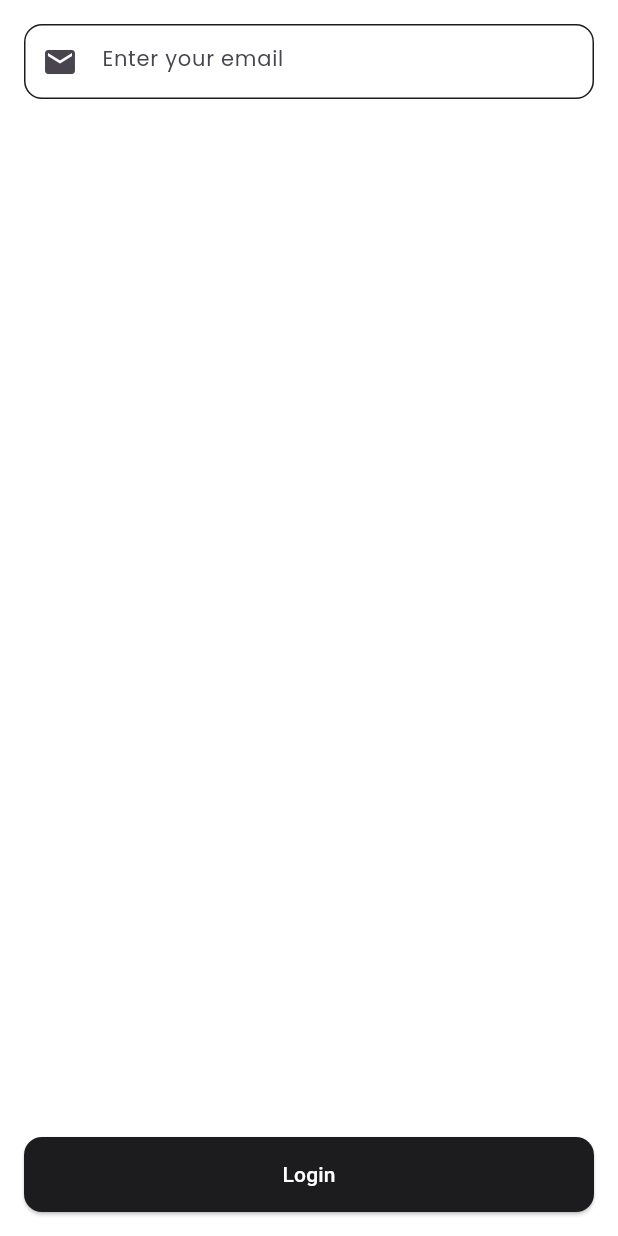
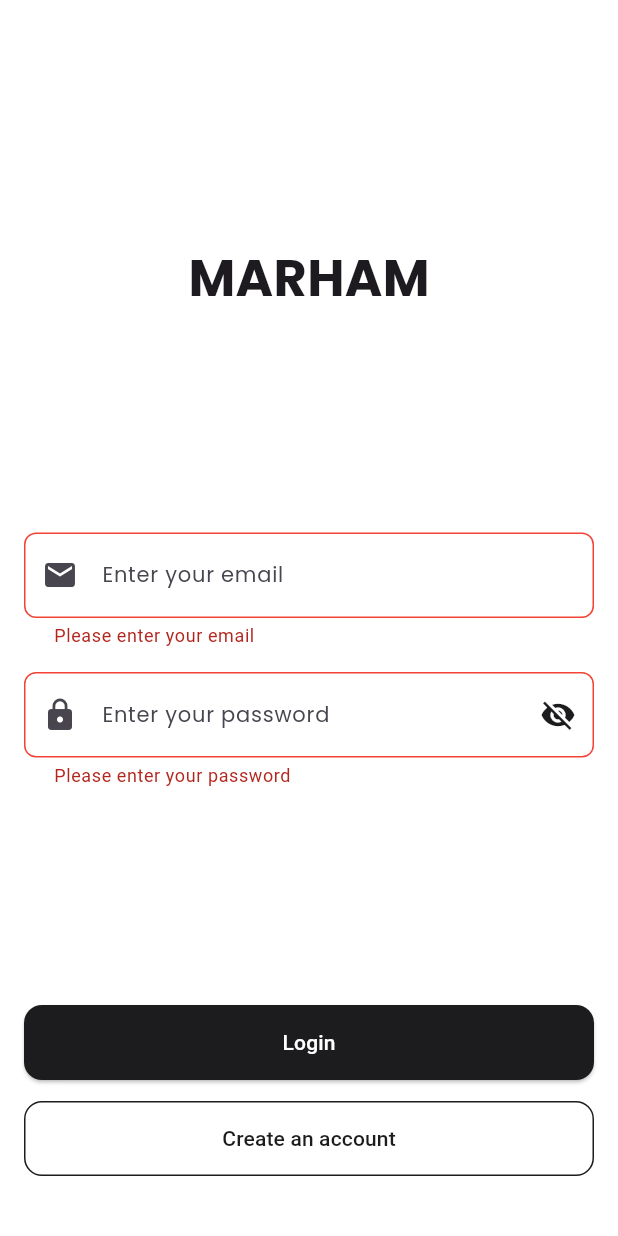
Before and after one commit to Faizan-Afzal2/marham_softec_frontend, a Flutter app: the screen it shows after launch, after a tap on "Login", on a phone screen of 412 x 824 dp. Run offline on Flutter 3.47's test engine with Material 3 defaults, Android fonts, the phone set to English and light mode, and no system bars; our stand-ins replace go_router, google_fonts, shared_preferences; network calls fail.

Commit message:
AuthFlow: LoginScreen and validation

```diff
--- a/lib/core/routing/router.dart
+++ b/lib/core/routing/router.dart
@@ -1,6 +1,7 @@
 import 'package:flutter/material.dart';
 import 'package:go_router/go_router.dart';
 import 'package:marham_softec/features/Auth/model/view/login_Screen.dart';
+import 'package:marham_softec/features/Auth/model/view/signup_screen.dart';
 import 'package:marham_softec/features/home/view/home_screen.dart';
 
 final router = GoRouter(
@@ -15,6 +16,10 @@
       path: '/',
       builder: (context, state) => const LoginScreen(),
     ),
+    GoRoute(
+      path: 'SignUpScreen',
+      builder: (context, state) => const SignUpScreen(),
+    ),
   ],
 );
 
--- a/lib/core/theme/app_fonts.dart
+++ b/lib/core/theme/app_fonts.dart
@@ -11,4 +11,9 @@
     fontSize: 14,
     fontWeight: FontWeight.normal,
   );
+
+  static TextStyle title = GoogleFonts.poppins(
+    fontSize: 34,
+    fontWeight: FontWeight.bold,
+  );
 }
--- a/lib/core/widgets/app_textfeild.dart
+++ b/lib/core/widgets/app_textfeild.dart
@@ -4,7 +4,8 @@
 class AppTextField extends StatelessWidget {
   final TextEditingController? controller;
   final String? hintText;
-  final IconData? icon;
+  final IconData? prefixIcon;
+  final Widget? suffixIcon; // <-- Add this
   final TextInputType keyboardType;
   final bool obscureText;
   final bool enabled;
@@ -17,7 +18,8 @@
     super.key,
     this.controller,
     this.hintText,
-    this.icon,
+    this.prefixIcon,
+    this.suffixIcon, // <-- Add this
     this.keyboardType = TextInputType.text,
     this.obscureText = false,
     this.enabled = true,
@@ -29,9 +31,7 @@
 
   @override
   Widget build(BuildContext context) {
-    return SizedBox(
-      height: 50,
-      child: TextFormField(
+    return TextFormField(
       controller: controller,
       keyboardType: keyboardType,
       obscureText: obscureText,
@@ -41,23 +41,28 @@
       textInputAction: textInputAction,
       focusNode: focusNode,
       decoration: InputDecoration(
-          prefixIcon: icon != null ? Icon(icon) : null,
+        prefixIcon: prefixIcon != null ? Icon(prefixIcon) : null,
+        suffixIcon: suffixIcon,
         hintText: hintText,
         contentPadding:
             const EdgeInsets.symmetric(vertical: 18, horizontal: 16),
-          fillColor: AppColors.backgroundDark,
+        fillColor: AppColors.backgroundLight,
+        filled: true,
         border: OutlineInputBorder(
-            borderRadius: BorderRadius.circular(12),
+          borderRadius: BorderRadius.circular(8),
           borderSide: const BorderSide(color: AppColors.backgroundDark),
         ),
         enabledBorder: OutlineInputBorder(
-            borderRadius: BorderRadius.circular(12),
+          borderRadius: BorderRadius.circular(8),
           borderSide: const BorderSide(color: AppColors.backgroundDark),
         ),
         focusedBorder: OutlineInputBorder(
-            borderRadius: BorderRadius.circular(12),
+          borderRadius: BorderRadius.circular(8),
           borderSide: const BorderSide(color: AppColors.backgroundDark),
         ),
+        errorBorder: OutlineInputBorder(
+          borderRadius: BorderRadius.circular(8),
+          borderSide: const BorderSide(color: Colors.red),
         ),
       ),
     );
--- /dev/null
+++ b/lib/core/widgets/border_button.dart
@@ -0,0 +1,56 @@
+import 'package:flutter/material.dart';
+import 'package:marham_softec/core/theme/app_colors.dart';
+
+class BorderButton extends StatelessWidget {
+  final String text;
+  final VoidCallback onPressed;
+  final bool isLoading;
+  final Color? buttonColor;
+  final Color? textColor;
+
+  const BorderButton({
+    super.key,
+    required this.text,
+    required this.onPressed,
+    this.isLoading = false,
+    this.buttonColor, // optional
+    this.textColor, // optional
+  });
+
+  @override
+  Widget build(BuildContext context) {
+    return SizedBox(
+      width: double.infinity,
+      height: 50,
+      child: OutlinedButton(
+        onPressed: isLoading ? null : onPressed,
+        style: OutlinedButton.styleFrom(
+          backgroundColor: buttonColor ?? AppColors.backgroundLight,
+          foregroundColor: textColor ?? AppColors.backgroundDark,
+          padding: EdgeInsets.zero,
+          side:
+              const BorderSide(color: AppColors.backgroundDark), // Border added
+          shape: RoundedRectangleBorder(
+            borderRadius: BorderRadius.circular(12),
+          ),
+        ),
+        child: isLoading
+            ? const SizedBox(
+                width: 20,
+                height: 20,
+                child: CircularProgressIndicator(
+                  strokeWidth: 2,
+                  valueColor:
+                      AlwaysStoppedAnimation<Color>(AppColors.backgroundDark),
+                ),
+              )
+            : Text(
+                text,
+                style: TextStyle(
+                  color: textColor ?? AppColors.backgroundDark,
+                ),
+              ),
+      ),
+    );
+  }
+}
--- a/lib/features/Auth/model/view/login_Screen.dart
+++ b/lib/features/Auth/model/view/login_Screen.dart
@@ -1,5 +1,8 @@
 import 'package:flutter/material.dart';
+import 'package:marham_softec/core/theme/app_colors.dart';
+import 'package:marham_softec/core/theme/app_fonts.dart';
 import 'package:marham_softec/core/widgets/app_textfeild.dart';
+import 'package:marham_softec/core/widgets/border_button.dart';
 import 'package:marham_softec/core/widgets/primary_button.dart';
 
 class LoginScreen extends StatefulWidget {
@@ -10,24 +13,103 @@
 }
 
 class _LoginScreenState extends State<LoginScreen> {
+  final _formKey = GlobalKey<FormState>();
+  final TextEditingController _emailController = TextEditingController();
+  final TextEditingController _passwordController = TextEditingController();
+
+  bool _obscurePassword = true; // For password eye toggle
+
+  @override
+  void dispose() {
+    _emailController.dispose();
+    _passwordController.dispose();
+    super.dispose();
+  }
+
+  void _login() {
+    if (_formKey.currentState?.validate() ?? false) {
+      final email = _emailController.text.trim();
+      final password = _passwordController.text;
+
+      // TODO: Call your login API here with email and password
+      print('Email: $email, Password: $password');
+    }
+  }
+
   @override
   Widget build(BuildContext context) {
     return Scaffold(
       body: SafeArea(
         child: Padding(
           padding: const EdgeInsets.all(16.0),
+          child: Form(
+            key: _formKey,
             child: Column(
               children: [
-              AppTextField(
-                hintText: 'Enter your email',
-                icon: Icons.email,
+                Spacer(),
+                Text(
+                  "MARHAM",
+                  style: AppFonts.title,
                 ),
                 Spacer(),
+                AppTextField(
+                  controller: _emailController,
+                  hintText: 'Enter your email',
+                  prefixIcon: Icons.email,
+                  keyboardType: TextInputType.emailAddress,
+                  validator: (value) {
+                    if (value == null || value.isEmpty) {
+                      return 'Please enter your email';
+                    }
+                    if (!RegExp(r'\S+@\S+\.\S+').hasMatch(value)) {
+                      return 'Please enter a valid email';
+                    }
+                    return null;
+                  },
+                ),
+                const SizedBox(height: 16),
+                AppTextField(
+                  controller: _passwordController,
+                  hintText: 'Enter your password',
+                  prefixIcon: Icons.lock,
+                  obscureText: _obscurePassword,
+                  validator: (value) {
+                    if (value == null || value.isEmpty) {
+                      return 'Please enter your password';
+                    }
+                    if (value.length < 6) {
+                      return 'Password must be at least 6 characters';
+                    }
+                    return null;
+                  },
+                  suffixIcon: IconButton(
+                    icon: Icon(
+                      _obscurePassword
+                          ? Icons.visibility_off
+                          : Icons.visibility,
+                      color: AppColors.backgroundDark,
+                    ),
+                    onPressed: () {
+                      setState(() {
+                        _obscurePassword = !_obscurePassword;
+                      });
+                    },
+                  ),
+                  textInputAction: TextInputAction.done,
+                ),
+                const Spacer(),
                 PrimaryButton(
-                onPressed: () {},
+                  onPressed: _login,
                   text: 'Login',
-              )
+                ),
+                SizedBox(height: 14),
+                BorderButton(
+                  onPressed: _login,
+                  text: 'Create an account',
+                ),
+                SizedBox(height: 24),
               ],
+            ),
           ),
         ),
       ),
--- /dev/null
+++ b/lib/features/Auth/model/view/signup_screen.dart
@@ -0,0 +1,15 @@
+import 'package:flutter/material.dart';
+
+class SignUpScreen extends StatefulWidget {
+  const SignUpScreen({super.key});
+
+  @override
+  State<SignUpScreen> createState() => _SignUpScreenState();
+}
+
+class _SignUpScreenState extends State<SignUpScreen> {
+  @override
+  Widget build(BuildContext context) {
+    return const Placeholder();
+  }
+}
```
Lines whose indentation alone changed are shown as unchanged.
